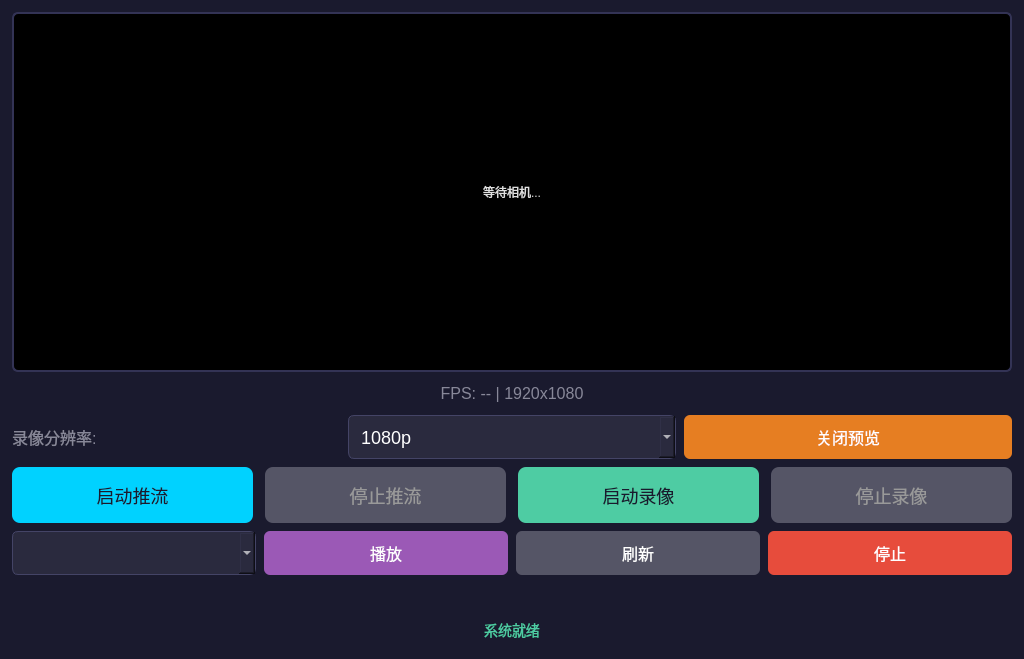
Davin-Liang/RK3588-Omni-Sentinel, file Software/APP/SentinelQT/widget.ui: the form before one commit.
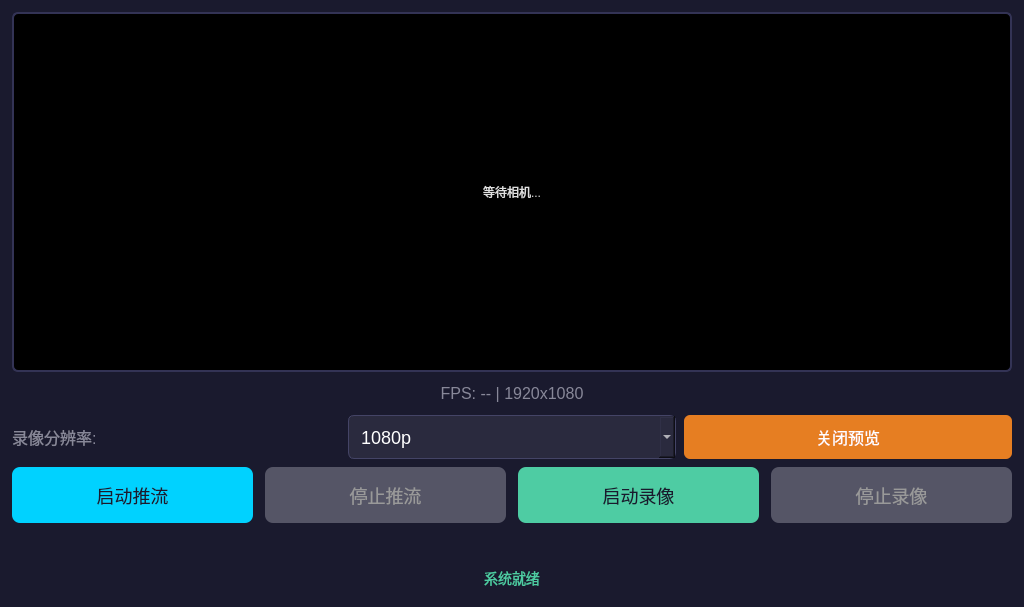
The form after the commit.

Commit message: refactor(SentinelQT): remove playback UI since ffplay conflicts with eglfs DRM

```diff
--- a/Software/APP/SentinelQT/widget.ui
+++ b/Software/APP/SentinelQT/widget.ui
@@ -113,47 +113,6 @@
      </item>
     </layout>
    </item>
-   <item>
-    <layout class="QHBoxLayout" name="playbackLayout">
-     <property name="spacing"><number>8</number></property>
-     <item>
-      <widget class="QComboBox" name="fileCombo">
-       <property name="minimumSize"><size><width>0</width><height>44</height></size></property>
-       <property name="styleSheet">
-        <string notr="true">font-size: 16px; background-color: #2a2a3e; color: #ffffff; border: 1px solid #444466; border-radius: 6px; padding: 4px 8px;</string>
-       </property>
-      </widget>
-     </item>
-     <item>
-      <widget class="QPushButton" name="btnPlayRecord">
-       <property name="text"><string>播放</string></property>
-       <property name="minimumSize"><size><width>80</width><height>44</height></size></property>
-       <property name="styleSheet">
-        <string notr="true">font-size: 16px; background-color: #9b59b6; color: #ffffff; border: none; border-radius: 6px;</string>
-       </property>
-      </widget>
-     </item>
-     <item>
-      <widget class="QPushButton" name="btnRefreshFiles">
-       <property name="text"><string>刷新</string></property>
-       <property name="minimumSize"><size><width>80</width><height>44</height></size></property>
-       <property name="styleSheet">
-        <string notr="true">font-size: 16px; background-color: #555566; color: #ffffff; border: none; border-radius: 6px;</string>
-       </property>
-      </widget>
-     </item>
-     <item>
-      <widget class="QPushButton" name="btnStopPlay">
-       <property name="text"><string>停止</string></property>
-       <property name="minimumSize"><size><width>80</width><height>44</height></size></property>
-       <property name="enabled"><bool>false</bool></property>
-       <property name="styleSheet">
-        <string notr="true">font-size: 16px; background-color: #e74c3c; color: #ffffff; border: none; border-radius: 6px;</string>
-       </property>
-      </widget>
-     </item>
-    </layout>
-   </item>
    <item>
     <widget class="QLabel" name="recordInfoLabel">
      <property name="text"><string></string></property>
```
The commit also changes 2 other files.
